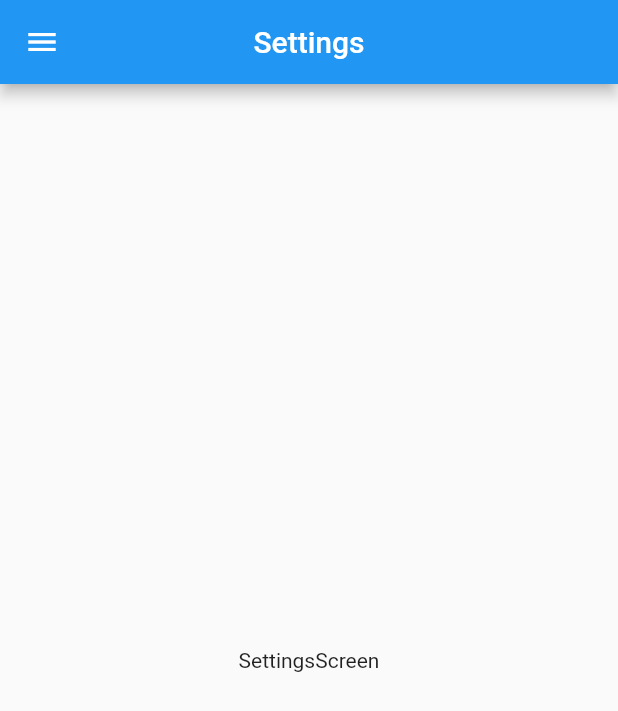
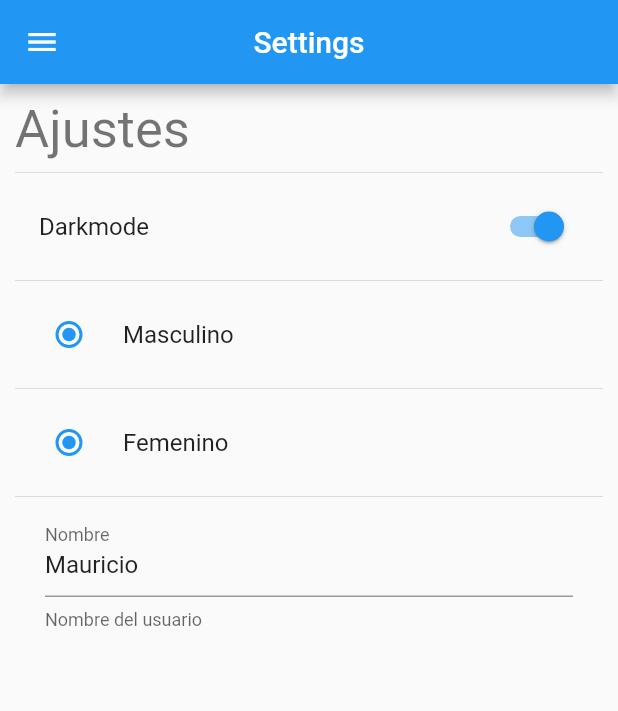
Before and after one commit to pachperdev/preferences-app-flutter, a Flutter app: the SettingsScreen screen opened by its route, on a phone screen of 412 x 824 dp. Shown: the top 711 px of the screen. Run offline on Flutter 3.47's test engine with Material 2 defaults, Android fonts, the light colour scheme and no system bars.

Commit message:
Diseño de la pantallas

```diff
--- a/lib/screens/settings_screen.dart
+++ b/lib/screens/settings_screen.dart
@@ -14,8 +14,48 @@ class SettingsScreen extends StatelessWidget {
         centerTitle: true,
       ),
       drawer: const CustomDrawer(),
-      body: const Center(
-        child: Text('SettingsScreen'),
+      body: SingleChildScrollView(
+        padding: const EdgeInsets.symmetric(horizontal: 10, vertical: 10),
+        child: Column(
+          crossAxisAlignment: CrossAxisAlignment.start,
+          children: [
+            const Text(
+              'Ajustes',
+              style: TextStyle(fontSize: 35, color: Colors.black54),
+            ),
+            const Divider(),
+            SwitchListTile.adaptive(
+              value: true,
+              title: const Text('Darkmode'),
+              onChanged: (value) {},
+            ),
+            const Divider(),
+            RadioListTile(
+              value: 1,
+              groupValue: 1,
+              title: const Text('Masculino'),
+              onChanged: (value) {},
+            ),
+            const Divider(),
+            RadioListTile(
+              value: 1,
+              groupValue: 1,
+              title: const Text('Femenino'),
+              onChanged: (value) {},
+            ),
+            const Divider(),
+            Padding(
+              padding: const EdgeInsets.symmetric(horizontal: 20),
+              child: TextFormField(
+                initialValue: 'Mauricio',
+                decoration: const InputDecoration(
+                  labelText: 'Nombre',
+                  helperText: 'Nombre del usuario',
+                ),
+              ),
+            ),
+          ],
+        ),
       ),
     );
   }
--- a/pubspec.yaml
+++ b/pubspec.yaml
@@ -60,8 +60,8 @@ flutter:
 
   # To add assets to your application, add an assets section, like this:
   assets:
-    - assets
-  #   - images/a_dot_ham.jpeg
+    - assets/
+    - assets/menu-img.jpg
 
   # An image asset can refer to one or more resolution-specific "variants", see
   # https://flutter.dev/assets-and-images/#resolution-aware
```
Also changed, not shown: lib/screens/home_screen.dart (+10 -2 lines).
